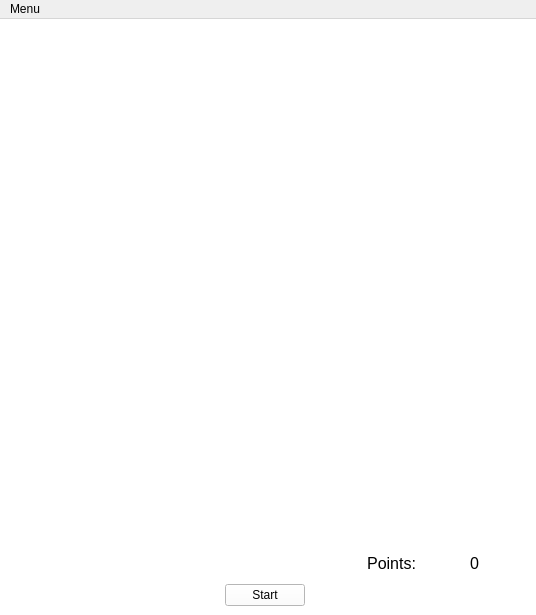
CRaNkXD/Snake_cpp_qt, file Snake_cpp_qt/gamewindow.ui: the form before one commit.
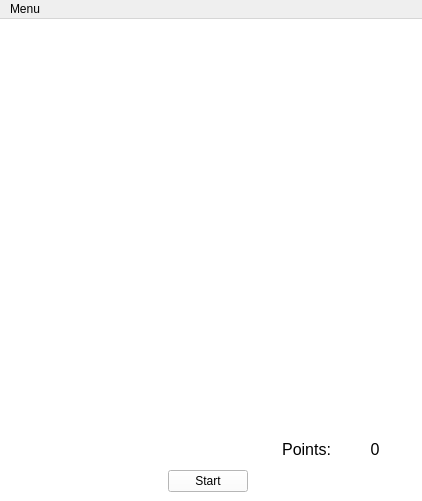
The form after the commit. Icons and pictures are not drawn.

Commit message: deleted margin between labels in the game field

The edit to the form file:
```diff
--- a/Snake_cpp_qt/gamewindow.ui
+++ b/Snake_cpp_qt/gamewindow.ui
@@ -6,14 +6,14 @@
    <rect>
     <x>0</x>
     <y>0</y>
-    <width>536</width>
-    <height>615</height>
+    <width>422</width>
+    <height>501</height>
    </rect>
   </property>
   <property name="minimumSize">
    <size>
-    <width>536</width>
-    <height>615</height>
+    <width>100</width>
+    <height>100</height>
    </size>
   </property>
   <property name="maximumSize">
@@ -37,6 +37,9 @@
      <layout class="QGridLayout" name="gridLayout_4">
       <item row="0" column="1">
        <layout class="QGridLayout" name="gridLayout">
+        <property name="spacing">
+         <number>0</number>
+        </property>
         <item row="12" column="5">
          <widget class="QLabel" name="field_12_4">
           <property name="minimumSize">
@@ -1248,9 +1251,30 @@
             <height>20</height>
            </size>
           </property>
+          <property name="autoFillBackground">
+           <bool>false</bool>
+          </property>
+          <property name="frameShape">
+           <enum>QFrame::NoFrame</enum>
+          </property>
+          <property name="lineWidth">
+           <number>1</number>
+          </property>
           <property name="text">
            <string/>
           </property>
+          <property name="pixmap">
+           <pixmap resource="resources/resources.qrc">:/pics/snake/snake_body_horizontal.png</pixmap>
+          </property>
+          <property name="scaledContents">
+           <bool>true</bool>
+          </property>
+          <property name="margin">
+           <number>0</number>
+          </property>
+          <property name="indent">
+           <number>0</number>
+          </property>
          </widget>
         </item>
         <item row="2" column="6">
@@ -7732,7 +7756,7 @@
     <rect>
      <x>0</x>
      <y>0</y>
-     <width>536</width>
+     <width>422</width>
      <height>21</height>
     </rect>
    </property>
```
Left out of the diff: 22 changed lines with no effect on the pictures.
